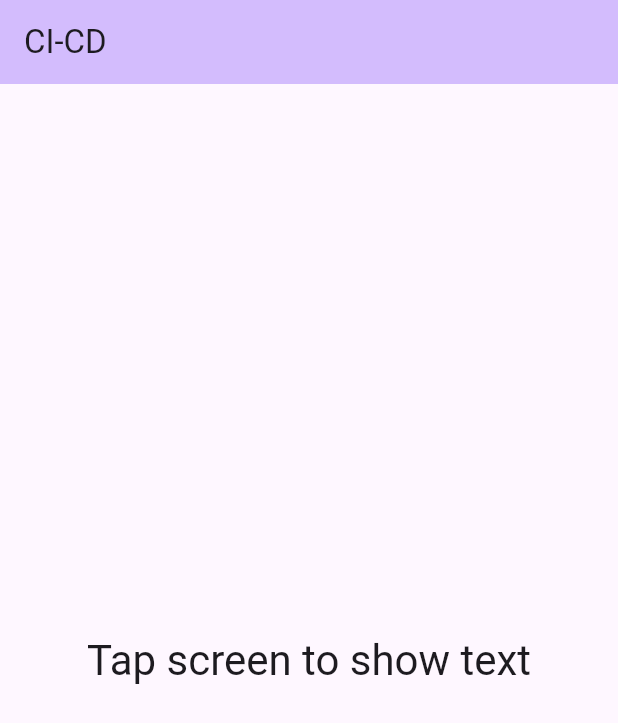
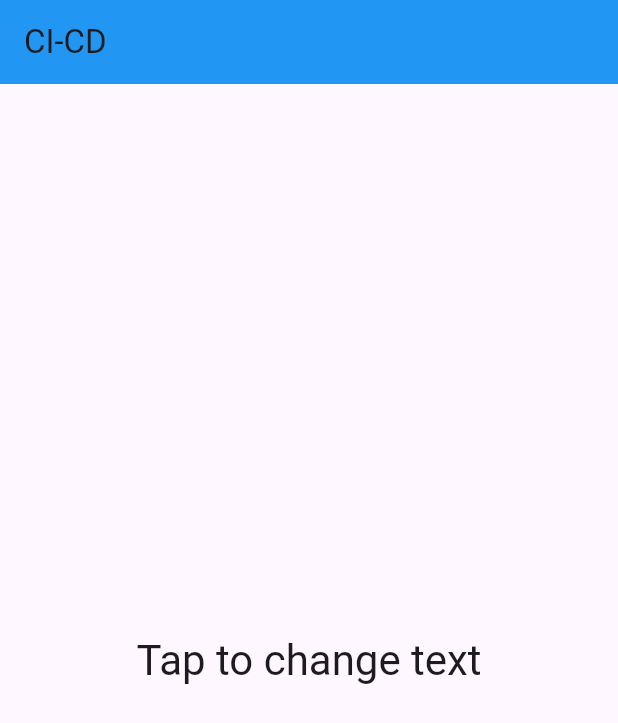
Before and after one commit to YuriyKabanenko/flutter-cicd, a Flutter app: the screen it shows after launch, on a phone screen of 412 x 824 dp. Shown: the top 723 px of the screen. Run offline on Flutter 3.47's test engine with Material 2 defaults, Android fonts, the phone set to English and light mode, and no system bars.

```diff
--- a/lib/main.dart
+++ b/lib/main.dart
@@ -15,15 +15,18 @@ class MyApp extends StatelessWidget {
           colorScheme: ColorScheme.fromSeed(seedColor: Colors.deepPurple),
           useMaterial3: true,
         ),
-      home: const MyHomePage(title: 'Flutter Demo Home Page'),
-    );
+        home: Scaffold(
+          appBar: AppBar(
+            backgroundColor: Theme.of(context).primaryColor,
+            title: const Text("CI-CD"),
+          ),
+          body: const MyHomePage(),
+        ));
   }
 }
 
 class MyHomePage extends StatefulWidget {
-  const MyHomePage({super.key, required this.title});
-
-  final String title;
+  const MyHomePage({super.key});
 
   @override
   State<MyHomePage> createState() => _MyHomePageState();
@@ -48,27 +51,17 @@ class _MyHomePageState extends State<MyHomePage> {
 
   @override
   Widget build(BuildContext context) {
-    return Scaffold(
-        appBar: AppBar(
-          backgroundColor: Theme.of(context).colorScheme.inversePrimary,
-          title: const Text("CI-CD"),
-        ),
-        body: GestureDetector(
-          onTap: () {
-            _changeText();
-          },
+    return SafeArea(
       child: Center(
-            child: Column(
-              mainAxisSize: MainAxisSize.max,
-              mainAxisAlignment: MainAxisAlignment.center,
-              children: <Widget>[
-                Text(
-                  (_text.isEmpty) ? 'Tap screen to show text' : _text,
+        child: TextButton(
+          onPressed: _changeText,
+          child: Text(
+            textDirection: TextDirection.ltr,
+            (_text.isEmpty) ? 'Tap to change text' : _text,
             style: Theme.of(context).textTheme.headlineMedium,
           ),
-              ],
         ),
       ),
-        ));
+    );
   }
 }
```
Also changed, not shown: 1 other file. Lines whose indentation alone changed are shown as unchanged.
